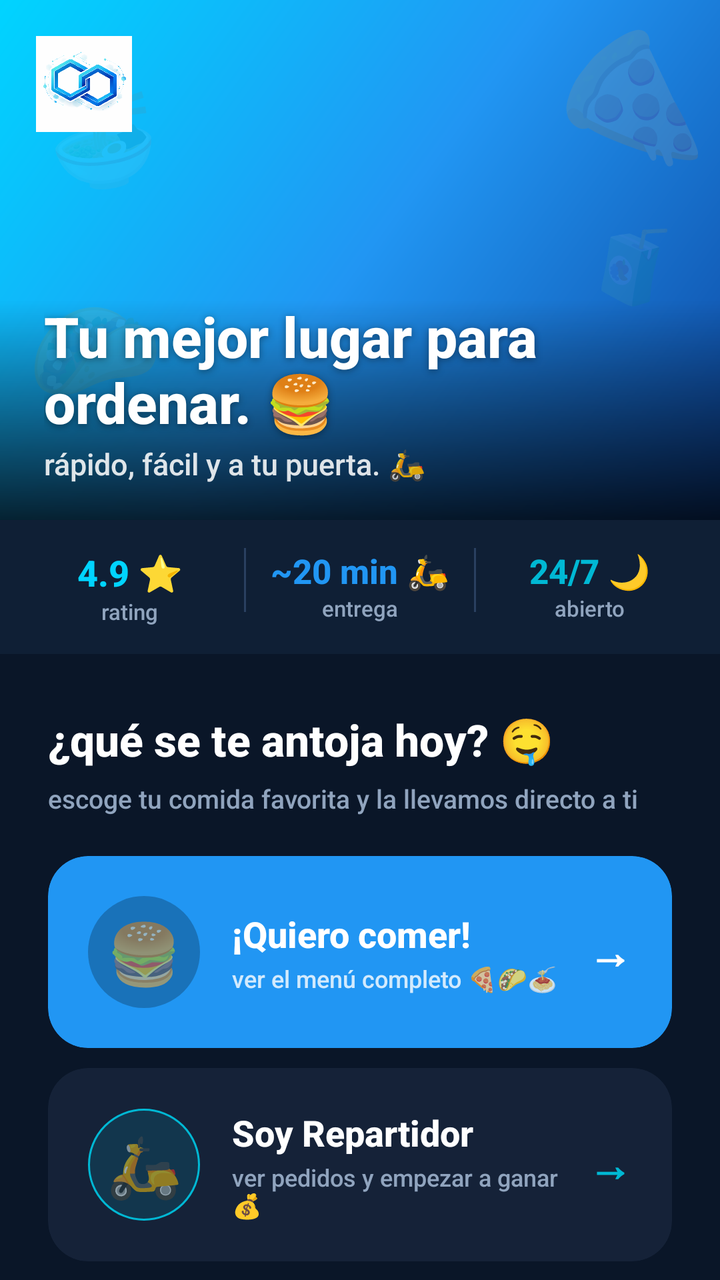
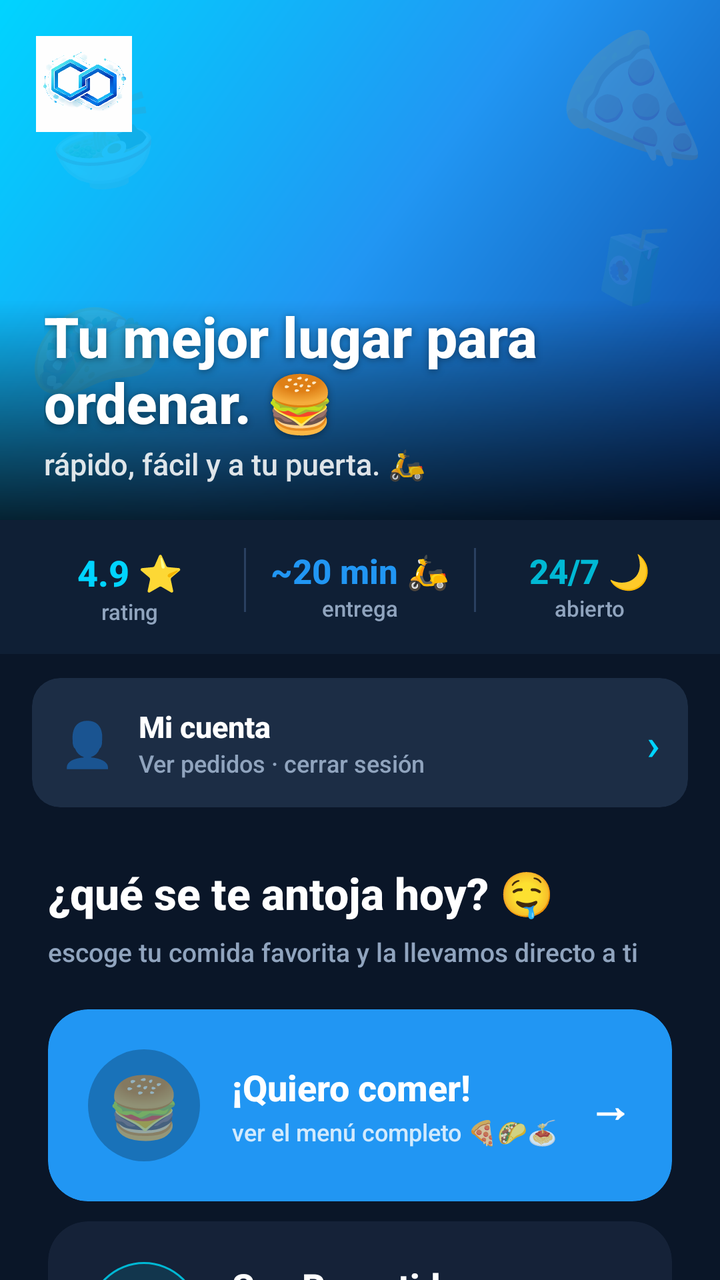

Before-and-after screenshots of an Android layout around one commit, followed by the original layout XML and the change that was made.
<!-- AndroidManifest.xml: activity theme Theme.Zuppon -->
<!-- res/layout/activity_role_selection.xml -->
<?xml version="1.0" encoding="utf-8"?>
<androidx.core.widget.NestedScrollView
    xmlns:android="http://schemas.android.com/apk/res/android"
    xmlns:app="http://schemas.android.com/apk/res-auto"
    android:layout_width="match_parent"
    android:layout_height="match_parent"
    android:background="@color/zuppon_primary">

    <LinearLayout
        android:layout_width="match_parent"
        android:layout_height="wrap_content"
        android:orientation="vertical">

        
        <FrameLayout
            android:layout_width="match_parent"
            android:layout_height="260dp">

            <View
                android:layout_width="match_parent"
                android:layout_height="match_parent"
                android:background="@drawable/bg_hero_gradient" />

            <ImageView
                android:id="@+id/iv_welcome_photo"
                android:layout_width="match_parent"
                android:layout_height="match_parent"
                android:scaleType="centerCrop"
                android:contentDescription="Comida deliciosa" />

            
            <TextView android:layout_width="wrap_content" android:layout_height="wrap_content"
                android:text="🍕" android:textSize="64sp" android:alpha="0.22"
                android:rotation="-18" android:layout_gravity="top|end"
                android:layout_marginTop="8dp" android:layout_marginEnd="8dp" />
            <TextView android:layout_width="wrap_content" android:layout_height="wrap_content"
                android:text="🌮" android:textSize="52sp" android:alpha="0.18"
                android:rotation="15" android:layout_gravity="bottom|start"
                android:layout_marginBottom="50dp" android:layout_marginStart="16dp" />
            <TextView android:layout_width="wrap_content" android:layout_height="wrap_content"
                android:text="🍜" android:textSize="44sp" android:alpha="0.15"
                android:rotation="-8" android:layout_gravity="top|start"
                android:layout_marginTop="40dp" android:layout_marginStart="24dp" />
            <TextView android:layout_width="wrap_content" android:layout_height="wrap_content"
                android:text="🧃" android:textSize="38sp" android:alpha="0.15"
                android:rotation="12" android:layout_gravity="center|end"
                android:layout_marginEnd="20dp" />

            
            <View android:layout_width="match_parent" android:layout_height="110dp"
                android:layout_gravity="bottom"
                android:background="@drawable/bg_gradient_bottom_dark" />

            
            <ImageView
                android:layout_width="48dp"
                android:layout_height="48dp"
                android:layout_gravity="top|start"
                android:layout_margin="18dp"
                android:src="@drawable/logo"
                android:scaleType="fitCenter"
                android:contentDescription="Zuppon" />

            
            <LinearLayout
                android:layout_width="match_parent"
                android:layout_height="wrap_content"
                android:layout_gravity="bottom"
                android:orientation="vertical"
                android:paddingStart="22dp" android:paddingEnd="22dp"
                android:paddingBottom="18dp">
                <TextView android:layout_width="wrap_content" android:layout_height="wrap_content"
                    android:text="Tu mejor lugar para ordenar. 🍔"
                    android:textColor="@color/white" android:textSize="28sp" android:textStyle="bold"
                    android:shadowColor="#66000000" android:shadowDx="0" android:shadowDy="2" android:shadowRadius="8" />
                <TextView android:layout_width="wrap_content" android:layout_height="wrap_content"
                    android:text="rápido, fácil y a tu puerta. 🛵"
                    android:textColor="#DDFFFFFF" android:textSize="15sp" android:layout_marginTop="2dp" />
            </LinearLayout>
        </FrameLayout>

        
        <LinearLayout
            android:layout_width="match_parent"
            android:layout_height="wrap_content"
            android:orientation="horizontal"
            android:background="@color/zuppon_surface"
            android:paddingTop="14dp" android:paddingBottom="14dp"
            android:paddingStart="8dp" android:paddingEnd="8dp">

            <LinearLayout android:layout_width="0dp" android:layout_height="wrap_content"
                android:layout_weight="1" android:orientation="vertical" android:gravity="center">
                <TextView android:layout_width="wrap_content" android:layout_height="wrap_content"
                    android:text="4.9 ⭐" android:textColor="@color/zuppon_yellow"
                    android:textSize="18sp" android:textStyle="bold" />
                <TextView android:layout_width="wrap_content" android:layout_height="wrap_content"
                    android:text="rating" android:textColor="@color/zuppon_text_secondary"
                    android:textSize="11sp" />
            </LinearLayout>

            <View android:layout_width="1dp" android:layout_height="32dp"
                android:background="@color/zuppon_divider_bright" />

            <LinearLayout android:layout_width="0dp" android:layout_height="wrap_content"
                android:layout_weight="1" android:orientation="vertical" android:gravity="center">
                <TextView android:layout_width="wrap_content" android:layout_height="wrap_content"
                    android:text="~20 min 🛵" android:textColor="@color/zuppon_accent"
                    android:textSize="17sp" android:textStyle="bold" />
                <TextView android:layout_width="wrap_content" android:layout_height="wrap_content"
                    android:text="entrega" android:textColor="@color/zuppon_text_secondary"
                    android:textSize="11sp" />
            </LinearLayout>

            <View android:layout_width="1dp" android:layout_height="32dp"
                android:background="@color/zuppon_divider_bright" />

            <LinearLayout android:layout_width="0dp" android:layout_height="wrap_content"
                android:layout_weight="1" android:orientation="vertical" android:gravity="center">
                <TextView android:layout_width="wrap_content" android:layout_height="wrap_content"
                    android:text="24/7 🌙" android:textColor="@color/zuppon_green"
                    android:textSize="17sp" android:textStyle="bold" />
                <TextView android:layout_width="wrap_content" android:layout_height="wrap_content"
                    android:text="abierto" android:textColor="@color/zuppon_text_secondary"
                    android:textSize="11sp" />
            </LinearLayout>
        </LinearLayout>

        
        <LinearLayout
            android:layout_width="match_parent"
            android:layout_height="wrap_content"
            android:orientation="vertical"
            android:paddingStart="24dp" android:paddingEnd="24dp"
            android:paddingTop="28dp" android:paddingBottom="0dp">

            <TextView
                android:id="@+id/tv_select_role"
                android:layout_width="wrap_content"
                android:layout_height="wrap_content"
                android:text="¿qué se te antoja hoy? 🤤"
                android:textColor="@color/white"
                android:textSize="22sp"
                android:textStyle="bold"
                android:layout_marginBottom="6dp" />

            <TextView
                android:layout_width="wrap_content"
                android:layout_height="wrap_content"
                android:text="escoge tu comida favorita y la llevamos directo a ti"
                android:textColor="@color/zuppon_text_secondary"
                android:textSize="13sp"
                android:lineSpacingMultiplier="1.4"
                android:layout_marginBottom="20dp" />

            
            <androidx.cardview.widget.CardView
                android:id="@+id/card_passenger"
                android:layout_width="match_parent"
                android:layout_height="wrap_content"
                android:layout_marginBottom="10dp"
                app:cardBackgroundColor="@color/zuppon_accent"
                app:cardCornerRadius="20dp"
                app:cardElevation="0dp">

                <LinearLayout
                    android:layout_width="match_parent"
                    android:layout_height="wrap_content"
                    android:orientation="horizontal"
                    android:gravity="center_vertical"
                    android:padding="20dp">
                    <FrameLayout
                        android:layout_width="56dp"
                        android:layout_height="56dp"
                        android:layout_marginEnd="16dp">
                        <View android:layout_width="match_parent" android:layout_height="match_parent"
                            android:background="@drawable/bg_black_pill" android:alpha="0.3" />
                        <TextView android:layout_width="match_parent" android:layout_height="match_parent"
                            android:gravity="center" android:text="🍔" android:textSize="30sp" />
                    </FrameLayout>
                    <LinearLayout android:layout_width="0dp" android:layout_height="wrap_content"
                        android:layout_weight="1" android:orientation="vertical">
                        <TextView android:layout_width="wrap_content" android:layout_height="wrap_content"
                            android:text="¡Quiero comer!" android:textColor="@color/white"
                            android:textSize="18sp" android:textStyle="bold" />
                        <TextView android:layout_width="wrap_content" android:layout_height="wrap_content"
                            android:text="ver el menú completo 🍕🌮🍝"
                            android:textColor="#CCFFFFFF" android:textSize="12sp" android:layout_marginTop="2dp" />
                    </LinearLayout>
                    <TextView android:layout_width="wrap_content" android:layout_height="wrap_content"
                        android:text="→" android:textColor="@color/white"
                        android:textSize="22sp" android:textStyle="bold" />
                </LinearLayout>
            </androidx.cardview.widget.CardView>

            
            <androidx.cardview.widget.CardView
                android:id="@+id/card_driver"
                android:layout_width="match_parent"
                android:layout_height="wrap_content"
                android:layout_marginBottom="16dp"
                app:cardBackgroundColor="@color/zuppon_card"
                app:cardCornerRadius="20dp"
                app:cardElevation="0dp">

                <LinearLayout
                    android:layout_width="match_parent"
                    android:layout_height="wrap_content"
                    android:orientation="horizontal"
                    android:gravity="center_vertical"
                    android:padding="20dp">
                    <FrameLayout
                        android:layout_width="56dp"
                        android:layout_height="56dp"
                        android:layout_marginEnd="16dp">
                        <View android:layout_width="match_parent" android:layout_height="match_parent"
                            android:background="@drawable/bg_green_pill" />
                        <TextView android:layout_width="match_parent" android:layout_height="match_parent"
                            android:gravity="center" android:text="🛵" android:textSize="30sp" />
                    </FrameLayout>
                    <LinearLayout android:layout_width="0dp" android:layout_height="wrap_content"
                        android:layout_weight="1" android:orientation="vertical">
                        <TextView android:layout_width="wrap_content" android:layout_height="wrap_content"
                            android:text="Soy Repartidor" android:textColor="@color/white"
                            android:textSize="18sp" android:textStyle="bold" />
                        <TextView android:layout_width="wrap_content" android:layout_height="wrap_content"
                            android:text="ver pedidos y empezar a ganar 💰"
                            android:textColor="@color/zuppon_text_secondary" android:textSize="12sp"
                            android:layout_marginTop="2dp" />
                    </LinearLayout>
                    <TextView android:layout_width="wrap_content" android:layout_height="wrap_content"
                        android:text="→" android:textColor="@color/zuppon_green"
                        android:textSize="22sp" android:textStyle="bold" />
                </LinearLayout>
            </androidx.cardview.widget.CardView>
        </LinearLayout>

        
        <TextView
            android:layout_width="wrap_content"
            android:layout_height="wrap_content"
            android:text="  🔥 lo que está pidiendo la gente"
            android:textColor="@color/zuppon_text_secondary"
            android:textSize="13sp"
            android:layout_marginTop="8dp"
            android:layout_marginBottom="12dp" />

        <HorizontalScrollView
            android:layout_width="match_parent"
            android:layout_height="wrap_content"
            android:scrollbars="none"
            android:layout_marginBottom="32dp">

            <LinearLayout
                android:layout_width="wrap_content"
                android:layout_height="wrap_content"
                android:orientation="horizontal"
                android:paddingStart="20dp"
                android:paddingEnd="20dp">

                <FrameLayout android:layout_width="110dp" android:layout_height="110dp"
                    android:layout_marginEnd="12dp">
                    <View android:layout_width="match_parent" android:layout_height="match_parent"
                        android:background="@drawable/bg_food_burger" />
                    <TextView android:layout_width="match_parent" android:layout_height="match_parent"
                        android:gravity="center" android:text="🍔" android:textSize="48sp" />
                    <View android:layout_width="match_parent" android:layout_height="44dp"
                        android:layout_gravity="bottom" android:background="@drawable/bg_gradient_bottom_dark" />
                    <TextView android:layout_width="match_parent" android:layout_height="wrap_content"
                        android:layout_gravity="bottom" android:text="Burgers 🔥"
                        android:textColor="@color/white" android:textSize="11sp" android:textStyle="bold"
                        android:gravity="center" android:paddingBottom="6dp" />
                </FrameLayout>

                <FrameLayout android:layout_width="110dp" android:layout_height="110dp"
                    android:layout_marginEnd="12dp">
                    <View android:layout_width="match_parent" android:layout_height="match_parent"
                        android:background="@drawable/bg_food_pizza" />
                    <TextView android:layout_width="match_parent" android:layout_height="match_parent"
                        android:gravity="center" android:text="🍕" android:textSize="48sp" />
                    <View android:layout_width="match_parent" android:layout_height="44dp"
                        android:layout_gravity="bottom" android:background="@drawable/bg_gradient_bottom_dark" />
                    <TextView android:layout_width="match_parent" android:layout_height="wrap_content"
                        android:layout_gravity="bottom" android:text="Pizzas ⭐"
                        android:textColor="@color/white" android:textSize="11sp" android:textStyle="bold"
                        android:gravity="center" android:paddingBottom="6dp" />
                </FrameLayout>

                <FrameLayout android:layout_width="110dp" android:layout_height="110dp"
                    android:layout_marginEnd="12dp">
                    <View android:layout_width="match_parent" android:layout_height="match_parent"
                        android:background="@drawable/bg_food_taco" />
                    <TextView android:layout_width="match_parent" android:layout_height="match_parent"
                        android:gravity="center" android:text="🌮" android:textSize="48sp" />
                    <View android:layout_width="match_parent" android:layout_height="44dp"
                        android:layout_gravity="bottom" android:background="@drawable/bg_gradient_bottom_dark" />
                    <TextView android:layout_width="match_parent" android:layout_height="wrap_content"
                        android:layout_gravity="bottom" android:text="Tacos 💥"
                        android:textColor="@color/white" android:textSize="11sp" android:textStyle="bold"
                        android:gravity="center" android:paddingBottom="6dp" />
                </FrameLayout>

                <FrameLayout android:layout_width="110dp" android:layout_height="110dp"
                    android:layout_marginEnd="12dp">
                    <View android:layout_width="match_parent" android:layout_height="match_parent"
                        android:background="@drawable/bg_food_pasta" />
                    <TextView android:layout_width="match_parent" android:layout_height="match_parent"
                        android:gravity="center" android:text="🍝" android:textSize="48sp" />
                    <View android:layout_width="match_parent" android:layout_height="44dp"
                        android:layout_gravity="bottom" android:background="@drawable/bg_gradient_bottom_dark" />
                    <TextView android:layout_width="match_parent" android:layout_height="wrap_content"
                        android:layout_gravity="bottom" android:text="Pastas 🤌"
                        android:textColor="@color/white" android:textSize="11sp" android:textStyle="bold"
                        android:gravity="center" android:paddingBottom="6dp" />
                </FrameLayout>

                <FrameLayout android:layout_width="110dp" android:layout_height="110dp"
                    android:layout_marginEnd="12dp">
                    <View android:layout_width="match_parent" android:layout_height="match_parent"
                        android:background="@drawable/bg_food_salad" />
                    <TextView android:layout_width="match_parent" android:layout_height="match_parent"
                        android:gravity="center" android:text="🥗" android:textSize="48sp" />
                    <View android:layout_width="match_parent" android:layout_height="44dp"
                        android:layout_gravity="bottom" android:background="@drawable/bg_gradient_bottom_dark" />
                    <TextView android:layout_width="match_parent" android:layout_height="wrap_content"
                        android:layout_gravity="bottom" android:text="Ensaladas 🥑"
                        android:textColor="@color/white" android:textSize="11sp" android:textStyle="bold"
                        android:gravity="center" android:paddingBottom="6dp" />
                </FrameLayout>

                <FrameLayout android:layout_width="110dp" android:layout_height="110dp">
                    <View android:layout_width="match_parent" android:layout_height="match_parent"
                        android:background="@drawable/bg_food_drink" />
                    <TextView android:layout_width="match_parent" android:layout_height="match_parent"
                        android:gravity="center" android:text="🥤" android:textSize="48sp" />
                    <View android:layout_width="match_parent" android:layout_height="44dp"
                        android:layout_gravity="bottom" android:background="@drawable/bg_gradient_bottom_dark" />
                    <TextView android:layout_width="match_parent" android:layout_height="wrap_content"
                        android:layout_gravity="bottom" android:text="Bebidas 🧃"
                        android:textColor="@color/white" android:textSize="11sp" android:textStyle="bold"
                        android:gravity="center" android:paddingBottom="6dp" />
                </FrameLayout>
            </LinearLayout>
        </HorizontalScrollView>

        <TextView
            android:id="@+id/tv_version"
            android:layout_width="match_parent"
            android:layout_height="wrap_content"
            android:text="Zuppon v2.0 · hecho con 🔥 y mucha hambre"
            android:textColor="@color/zuppon_text_hint"
            android:textSize="11sp"
            android:gravity="center"
            android:layout_marginBottom="28dp" />

    </LinearLayout>
</androidx.core.widget.NestedScrollView>
<!-- resources referenced by this layout -->
<resources>
  <color name="white">#FFFFFFFF</color>
  <color name="zuppon_accent">#FF2196F3</color>
  <color name="zuppon_card">#FF152238</color>
  <color name="zuppon_divider_bright">#FF2A4060</color>
  <color name="zuppon_green">#FF00B8D4</color>
  <color name="zuppon_primary">#FF0A1628</color>
  <color name="zuppon_surface">#FF0F1F35</color>
  <color name="zuppon_text_hint">#FF5A6F8A</color>
  <color name="zuppon_text_secondary">#FF90A4BE</color>
  <color name="zuppon_yellow">#FF00D4FF</color>
  <!-- drawable bg_black_pill (drawable) -->
  <?xml version="1.0" encoding="utf-8"?>
  <shape xmlns:android="http://schemas.android.com/apk/res/android"
      android:shape="rectangle">
      <solid android:color="#CC000000" />
      <corners android:radius="30dp" />
  </shape>
  <!-- drawable bg_food_burger (drawable) -->
  <?xml version="1.0" encoding="utf-8"?>
  <shape xmlns:android="http://schemas.android.com/apk/res/android"
      android:shape="rectangle">
      <gradient
          android:startColor="#FF3D1A"
          android:endColor="#FF8C00"
          android:angle="135"
          android:type="linear" />
      <corners android:radius="18dp" />
  </shape>
  <!-- drawable bg_food_drink (drawable) -->
  <?xml version="1.0" encoding="utf-8"?>
  <shape xmlns:android="http://schemas.android.com/apk/res/android"
      android:shape="rectangle">
      <gradient
          android:startColor="#1ABC9C"
          android:endColor="#16A085"
          android:angle="135"
          android:type="linear" />
      <corners android:radius="18dp" />
  </shape>
  <!-- drawable bg_food_pasta (drawable) -->
  <?xml version="1.0" encoding="utf-8"?>
  <shape xmlns:android="http://schemas.android.com/apk/res/android"
      android:shape="rectangle">
      <gradient
          android:startColor="#8E44AD"
          android:endColor="#3498DB"
          android:angle="135"
          android:type="linear" />
      <corners android:radius="18dp" />
  </shape>
  <!-- drawable bg_food_pizza (drawable) -->
  <?xml version="1.0" encoding="utf-8"?>
  <shape xmlns:android="http://schemas.android.com/apk/res/android"
      android:shape="rectangle">
      <gradient
          android:startColor="#C0392B"
          android:endColor="#E74C3C"
          android:angle="135"
          android:type="linear" />
      <corners android:radius="18dp" />
  </shape>
  <!-- drawable bg_food_salad (drawable) -->
  <?xml version="1.0" encoding="utf-8"?>
  <shape xmlns:android="http://schemas.android.com/apk/res/android"
      android:shape="rectangle">
      <gradient
          android:startColor="#27AE60"
          android:endColor="#2ECC71"
          android:angle="135"
          android:type="linear" />
      <corners android:radius="18dp" />
  </shape>
  <!-- drawable bg_food_taco (drawable) -->
  <?xml version="1.0" encoding="utf-8"?>
  <shape xmlns:android="http://schemas.android.com/apk/res/android"
      android:shape="rectangle">
      <gradient
          android:startColor="#F39C12"
          android:endColor="#E67E22"
          android:angle="135"
          android:type="linear" />
      <corners android:radius="18dp" />
  </shape>
  <!-- drawable bg_gradient_bottom_dark (drawable) -->
  <?xml version="1.0" encoding="utf-8"?>
  <shape xmlns:android="http://schemas.android.com/apk/res/android"
      android:shape="rectangle">
      <gradient
          android:startColor="#00000000"
          android:endColor="#CC000000"
          android:angle="270"
          android:type="linear" />
  </shape>
  <!-- drawable bg_green_pill (drawable) -->
  <?xml version="1.0" encoding="utf-8"?>
  <shape xmlns:android="http://schemas.android.com/apk/res/android"
      android:shape="rectangle">
      <solid android:color="@color/zuppon_green_glow" />
      <corners android:radius="30dp" />
      <stroke android:width="1dp" android:color="@color/zuppon_green" />
  </shape>
  <color name="zuppon_green_glow">#2200B8D4</color>
  <color name="zuppon_accent_dark">#FF1565C0</color>
  <color name="black">#FF000000</color>
  <color name="zuppon_primary_dark">#FF060E1A</color>
  <!-- unchanged entries left out for length: 4 -->
</resources>

<!-- the commit's change to res/layout/activity_role_selection.xml (unified diff, before → after) -->
@@ -124,6 +124,67 @@
                     android:textSize="11sp" />
             </LinearLayout>
         </LinearLayout>
+
+        
+        <com.google.android.material.card.MaterialCardView
+            android:id="@+id/card_profile"
+            android:layout_width="match_parent"
+            android:layout_height="wrap_content"
+            android:layout_marginStart="16dp"
+            android:layout_marginEnd="16dp"
+            android:layout_marginTop="12dp"
+            android:clickable="true"
+            android:focusable="true"
+            app:cardBackgroundColor="@color/zuppon_card_2"
+            app:cardCornerRadius="14dp"
+            app:cardElevation="0dp">
+
+            <LinearLayout
+                android:layout_width="match_parent"
+                android:layout_height="wrap_content"
+                android:orientation="horizontal"
+                android:gravity="center_vertical"
+                android:padding="14dp">
+
+                <TextView
+                    android:layout_width="wrap_content"
+                    android:layout_height="wrap_content"
+                    android:text="👤"
+                    android:textSize="22sp"
+                    android:layout_marginEnd="12dp" />
+
+                <LinearLayout
+                    android:layout_width="0dp"
+                    android:layout_height="wrap_content"
+                    android:layout_weight="1"
+                    android:orientation="vertical">
+
+                    <TextView
+                        android:id="@+id/tv_profile_label"
+                        android:layout_width="wrap_content"
+                        android:layout_height="wrap_content"
+                        android:text="Mi cuenta"
+                        android:textColor="@color/white"
+                        android:textSize="15sp"
+                        android:textStyle="bold" />
+
+                    <TextView
+                        android:id="@+id/tv_profile_hint"
+                        android:layout_width="wrap_content"
+                        android:layout_height="wrap_content"
+                        android:text="Ver pedidos · cerrar sesión"
+                        android:textColor="@color/zuppon_text_secondary"
+                        android:textSize="12sp" />
+                </LinearLayout>
+
+                <TextView
+                    android:layout_width="wrap_content"
+                    android:layout_height="wrap_content"
+                    android:text="›"
+                    android:textColor="@color/zuppon_yellow"
+                    android:textSize="22sp" />
+            </LinearLayout>
+        </com.google.android.material.card.MaterialCardView>
 
         
         <LinearLayout
<!-- resource entries referenced after the edit -->
@@ -3,6 +3,7 @@
   <color name="white">#FFFFFFFF</color>
   <color name="zuppon_accent">#FF2196F3</color>
   <color name="zuppon_card">#FF152238</color>
+  <color name="zuppon_card_2">#FF1C2D45</color>
   <color name="zuppon_divider_bright">#FF2A4060</color>
   <color name="zuppon_green">#FF00B8D4</color>
   <color name="zuppon_primary">#FF0A1628</color>
